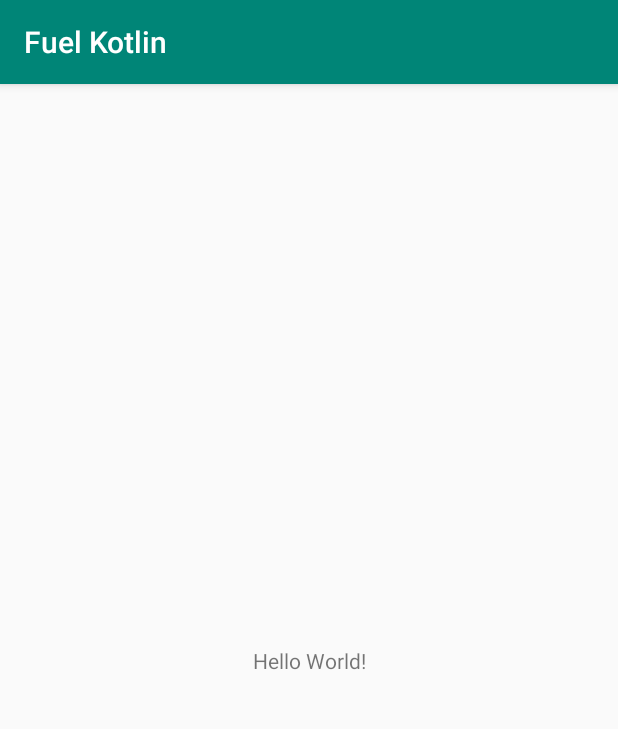
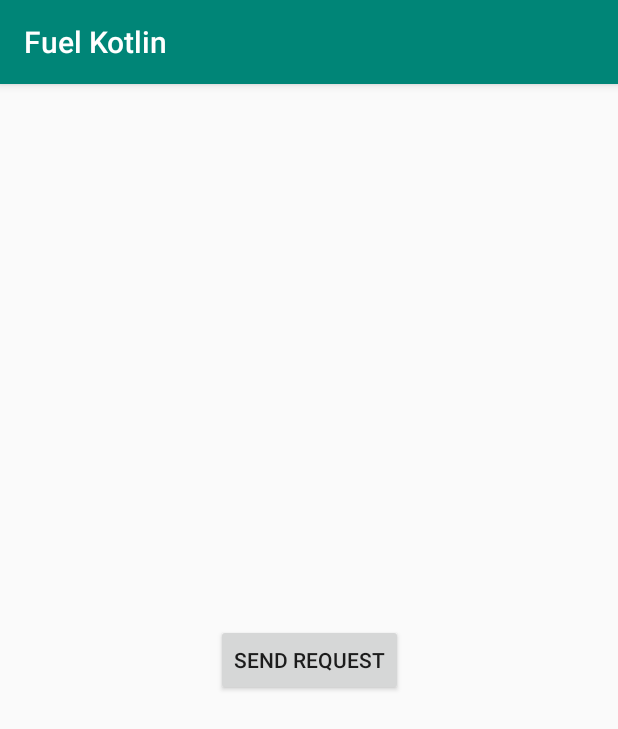
Before and after one commit to easazade/fuel-kotlin-cases, an Android app: the screen it shows after launch (MainActivity), on a phone screen of 412 x 824 dp. Shown: the top 729 px of the screen. Run offline under Robolectric (Android 15) with nearby library versions, the phone set to English and light mode, and no system bars; libraries missing offline, so code that uses them is left out: com.github.kittinunf.fuel.

Commit message:
first example

```diff
--- a/app/src/main/AndroidManifest.xml
+++ b/app/src/main/AndroidManifest.xml
@@ -1,6 +1,8 @@
 <?xml version="1.0" encoding="utf-8"?>
 <manifest xmlns:android="http://schemas.android.com/apk/res/android"
     package="ir.easazade.fuelkotlin">
+
+    <uses-permission android:name="android.permission.INTERNET"/>
 
     <application
         android:allowBackup="true"
--- a/app/src/main/res/layout/activity_main.xml
+++ b/app/src/main/res/layout/activity_main.xml
@@ -6,10 +6,11 @@
     android:layout_height="match_parent"
     tools:context=".MainActivity">
 
-    <TextView
+    <Button
+        android:id="@+id/sendRequestBtn"
         android:layout_width="wrap_content"
         android:layout_height="wrap_content"
-        android:text="Hello World!"
+        android:text="send request"
         app:layout_constraintBottom_toBottomOf="parent"
         app:layout_constraintLeft_toLeftOf="parent"
         app:layout_constraintRight_toRightOf="parent"
```
Also changed, not shown: app/src/main/java/ir/easazade/fuelkotlin/MainActivity.kt (+11 -0 lines).
